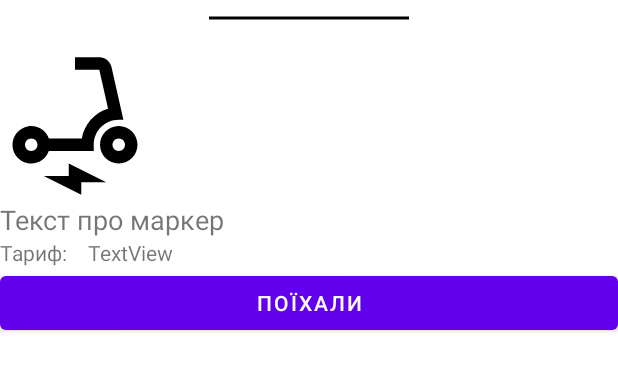
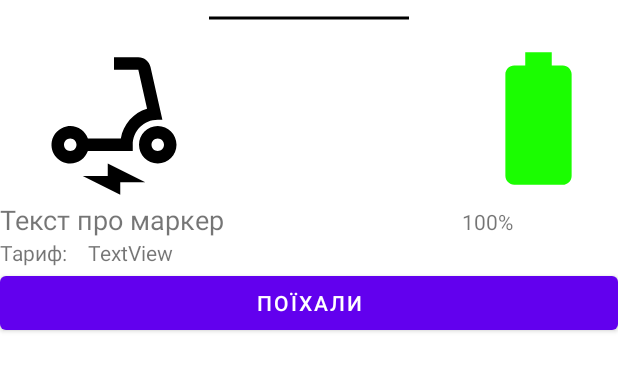
Before and after one commit to Vindener/Vin_App, an Android app: the layout bottom_sheet_layout.xml on its own in the app's theme, with its tools: preview values and no code run, on a phone screen of 412 x 824 dp. Shown: the top 371 px of the screen. Run offline under Robolectric (Android 15) with nearby library versions, the phone set to English and light mode, and no system bars.

Commit message:
Added Battey and BatteryLevel

```diff
--- a/app/build.gradle
+++ b/app/build.gradle
@@ -12,7 +12,7 @@ android {
         minSdk 22
         targetSdk 33
         versionCode 1
-        versionName "0.0.12"
+        versionName "0.0.12a"
 
         testInstrumentationRunner "androidx.test.runner.AndroidJUnitRunner"
     }
--- /dev/null
+++ b/app/src/main/res/drawable/battery_1_bar.xml
@@ -0,0 +1,5 @@
+<vector android:height="24dp" android:tint="#1BFD01"
+    android:viewportHeight="24" android:viewportWidth="24"
+    android:width="24dp" xmlns:android="http://schemas.android.com/apk/res/android">
+    <path android:fillColor="@android:color/white" android:pathData="M17,5v16c0,0.55 -0.45,1 -1,1H8c-0.55,0 -1,-0.45 -1,-1V5c0,-0.55 0.45,-1 1,-1h2V2h4v2h2C16.55,4 17,4.45 17,5zM15,6H9v12h6V6z"/>
+</vector>
--- /dev/null
+++ b/app/src/main/res/drawable/battery_2_bar.xml
@@ -0,0 +1,5 @@
+<vector android:height="24dp" android:tint="#1BFD01"
+    android:viewportHeight="24" android:viewportWidth="24"
+    android:width="24dp" xmlns:android="http://schemas.android.com/apk/res/android">
+    <path android:fillColor="@android:color/white" android:pathData="M17,5v16c0,0.55 -0.45,1 -1,1H8c-0.55,0 -1,-0.45 -1,-1V5c0,-0.55 0.45,-1 1,-1h2V2h4v2h2C16.55,4 17,4.45 17,5zM15,6H9v10h6V6z"/>
+</vector>
--- /dev/null
+++ b/app/src/main/res/drawable/battery_3_bar.xml
@@ -0,0 +1,5 @@
+<vector android:height="24dp" android:tint="#1BFD01"
+    android:viewportHeight="24" android:viewportWidth="24"
+    android:width="24dp" xmlns:android="http://schemas.android.com/apk/res/android">
+    <path android:fillColor="@android:color/white" android:pathData="M17,5v16c0,0.55 -0.45,1 -1,1H8c-0.55,0 -1,-0.45 -1,-1V5c0,-0.55 0.45,-1 1,-1h2V2h4v2h2C16.55,4 17,4.45 17,5zM15,6H9v8h6V6z"/>
+</vector>
--- /dev/null
+++ b/app/src/main/res/drawable/battery_4_bar.xml
@@ -0,0 +1,5 @@
+<vector android:height="24dp" android:tint="#1BFD01"
+    android:viewportHeight="24" android:viewportWidth="24"
+    android:width="24dp" xmlns:android="http://schemas.android.com/apk/res/android">
+    <path android:fillColor="@android:color/white" android:pathData="M17,5v16c0,0.55 -0.45,1 -1,1H8c-0.55,0 -1,-0.45 -1,-1V5c0,-0.55 0.45,-1 1,-1h2V2h4v2h2C16.55,4 17,4.45 17,5zM15,6H9v6h6V6z"/>
+</vector>
--- /dev/null
+++ b/app/src/main/res/drawable/battery_5_bar.xml
@@ -0,0 +1,5 @@
+<vector android:height="24dp" android:tint="#1BFD01"
+    android:viewportHeight="24" android:viewportWidth="24"
+    android:width="24dp" xmlns:android="http://schemas.android.com/apk/res/android">
+    <path android:fillColor="@android:color/white" android:pathData="M17,5v16c0,0.55 -0.45,1 -1,1H8c-0.55,0 -1,-0.45 -1,-1V5c0,-0.55 0.45,-1 1,-1h2V2h4v2h2C16.55,4 17,4.45 17,5zM15,6H9v4h6V6z"/>
+</vector>
--- /dev/null
+++ b/app/src/main/res/drawable/battery_6_bar.xml
@@ -0,0 +1,5 @@
+<vector android:height="24dp" android:tint="#1BFD01"
+    android:viewportHeight="24" android:viewportWidth="24"
+    android:width="24dp" xmlns:android="http://schemas.android.com/apk/res/android">
+    <path android:fillColor="@android:color/white" android:pathData="M17,5v16c0,0.55 -0.45,1 -1,1H8c-0.55,0 -1,-0.45 -1,-1V5c0,-0.55 0.45,-1 1,-1h2V2h4v2h2C16.55,4 17,4.45 17,5zM15,6H9v2h6V6z"/>
+</vector>
--- /dev/null
+++ b/app/src/main/res/drawable/battery_full.xml
@@ -0,0 +1,5 @@
+<vector android:height="24dp" android:tint="#1BFD01"
+    android:viewportHeight="24" android:viewportWidth="24"
+    android:width="24dp" xmlns:android="http://schemas.android.com/apk/res/android">
+    <path android:fillColor="@android:color/white" android:pathData="M15.67,4H14V2h-4v2H8.33C7.6,4 7,4.6 7,5.33v15.33C7,21.4 7.6,22 8.33,22h7.33c0.74,0 1.34,-0.6 1.34,-1.33V5.33C17,4.6 16.4,4 15.67,4z"/>
+</vector>
--- a/app/src/main/res/layout/bottom_sheet_layout.xml
+++ b/app/src/main/res/layout/bottom_sheet_layout.xml
@@ -1,5 +1,7 @@
 <?xml version="1.0" encoding="utf-8"?>
 <LinearLayout xmlns:android="http://schemas.android.com/apk/res/android"
+    xmlns:app="http://schemas.android.com/apk/res-auto"
+    xmlns:tools="http://schemas.android.com/tools"
     android:layout_width="match_parent"
     android:layout_height="wrap_content"
     android:orientation="vertical">
@@ -12,20 +14,54 @@
         android:scaleType="center"
         android:src="@drawable/horizontal_rule_" />
 
+    <LinearLayout
+        android:layout_width="match_parent"
+        android:layout_height="match_parent"
+        android:layout_weight="1"
+        android:orientation="horizontal">
+
         <ImageView
             android:id="@+id/bottomSheetImage"
-        android:layout_width="100dp"
+            android:layout_width="233dp"
             android:layout_height="100dp"
             android:layout_marginTop="10dp"
             android:layout_weight="1"
             android:src="@drawable/ic_electric_scooter" />
 
+        <ImageView
+            android:id="@+id/imageView3"
+            android:layout_width="235dp"
+            android:layout_height="77dp"
+            android:layout_weight="1" />
+
+        <ImageView
+            android:id="@+id/baterryImage"
+            android:layout_width="188dp"
+            android:layout_height="match_parent"
+            android:layout_weight="1"
+            app:srcCompat="@drawable/battery_full" />
+    </LinearLayout>
+
+    <LinearLayout
+        android:layout_width="match_parent"
+        android:layout_height="match_parent"
+        android:layout_weight="1"
+        android:orientation="horizontal">
+
         <TextView
             android:id="@+id/textView"
-        android:layout_width="match_parent"
+            android:layout_width="308dp"
             android:layout_height="wrap_content"
             android:text="Текст про маркер"
             android:textSize="18sp" />
+
+        <TextView
+            android:id="@+id/batteryLevel"
+            android:layout_width="wrap_content"
+            android:layout_height="wrap_content"
+            android:layout_weight="1"
+            android:text="100%" />
+    </LinearLayout>
 
     <LinearLayout
         android:layout_width="match_parent"
```
Also changed, not shown: app/src/main/java/com/example/vin/maps/MapsFragment.java (+47 -10 lines), app/src/main/java/com/example/vin/maps/Transport.java (+10 -1 lines). Lines whose indentation alone changed are shown as unchanged.
